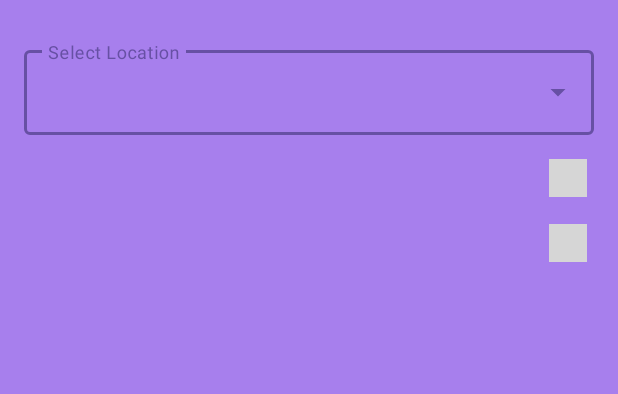
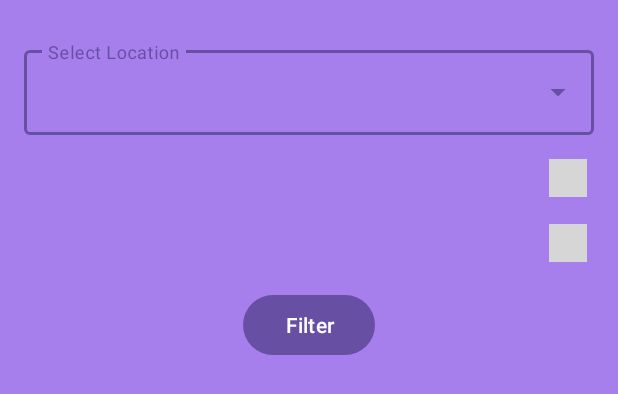
Before and after one commit to RussianWeed/hotel_app, an Android app: the layout fragment_explore.xml on its own in the app's theme, with its tools: preview values and no code run, on a phone screen of 412 x 824 dp. Shown: the top 394 px of the screen. Run offline under Robolectric (Android 15) with nearby library versions, the phone set to English and light mode, and no system bars; grey boxes are pictures that could not be loaded.

Commit message:
Filter completed

```diff
--- a/app/src/main/java/com/devking/hotel_app_andoird/Explore_fragment_adapter.java
+++ b/app/src/main/java/com/devking/hotel_app_andoird/Explore_fragment_adapter.java
@@ -8,6 +8,7 @@ import androidx.annotation.NonNull;
 import androidx.recyclerview.widget.RecyclerView;
 
 import java.util.ArrayList;
+import java.util.List;
 
 public class Explore_fragment_adapter extends RecyclerView.Adapter<Explore_fragment_adapter.View_Holder_Explore_Fragment> {
 
@@ -34,6 +35,7 @@ public class Explore_fragment_adapter extends RecyclerView.Adapter<Explore_fragm
         return (hotel_list != null) ? hotel_list.size() : 0;
     }
 
+
     public class View_Holder_Explore_Fragment extends RecyclerView.ViewHolder {
 
         TextView hotel_name;
--- a/app/src/main/res/layout/fragment_explore.xml
+++ b/app/src/main/res/layout/fragment_explore.xml
@@ -68,10 +68,17 @@
 
         </LinearLayout>
 
+        <Button
+            android:id="@+id/filter_button"
+            android:layout_width="wrap_content"
+            android:layout_height="wrap_content"
+            android:layout_gravity="center"
+            android:text="Filter"/>
+
         <androidx.recyclerview.widget.RecyclerView
             android:layout_width="match_parent"
             android:layout_height="wrap_content"
-            android:id="@+id/recyler_view"/>
+            android:id="@+id/explore_fragment_hotel_list"/>
 
 
     </LinearLayout>
```
Also changed, not shown: app/src/main/java/com/devking/hotel_app_andoird/ExploreFragment.java (+69 -3 lines), app/src/main/java/com/devking/hotel_app_andoird/Explore_hotel_list_api.java (added, +13 -0 lines), app/src/main/java/com/devking/hotel_app_andoird/Explore_request_post.java (added, +38 -0 lines).
